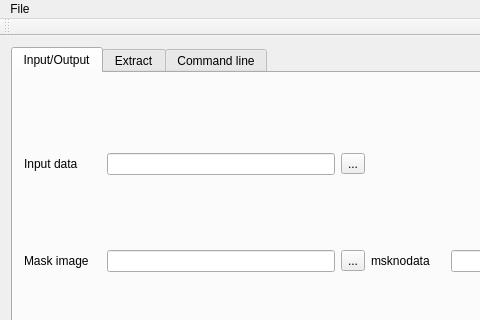
gitGNU/gnu_pktools, file qt/pkextract_gui/mainwindow.ui: the form before one commit; both pictures show x 0 to 480 and y 0 to 320 of the 703 by 706 pixel window.
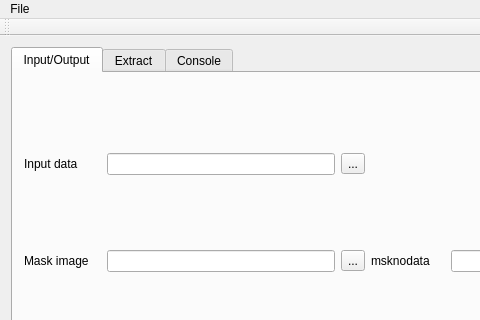
The form after the commit.

Patch:
```diff
--- a/qt/pkextract_gui/mainwindow.ui
+++ b/qt/pkextract_gui/mainwindow.ui
@@ -273,7 +273,7 @@
         </widget>
         <widget class="QWidget" name="tab_4">
          <attribute name="title">
-          <string>Command line</string>
+          <string>Console</string>
          </attribute>
          <layout class="QHBoxLayout" name="horizontalLayout_6">
           <item>
```
Left out of the diff: 4 changed lines with no effect on the pictures.
